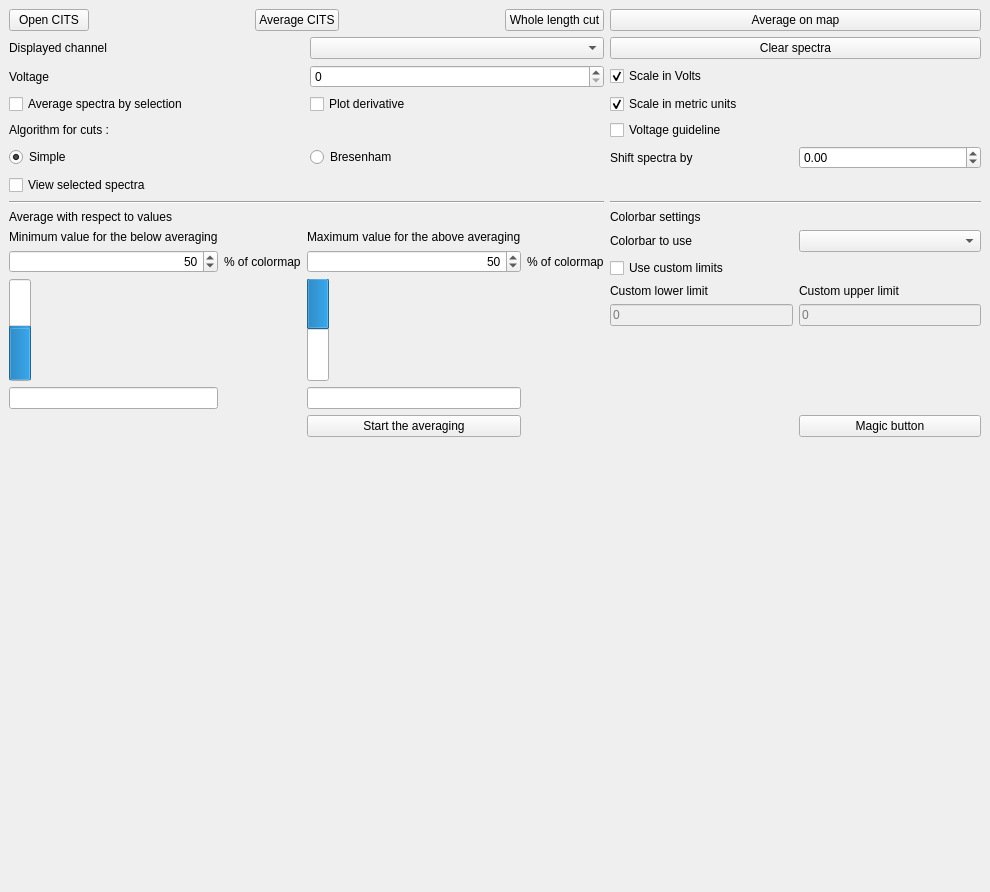
Old version of the form ui_citswidget.ui in the repository cea-lateqs/STMapy.
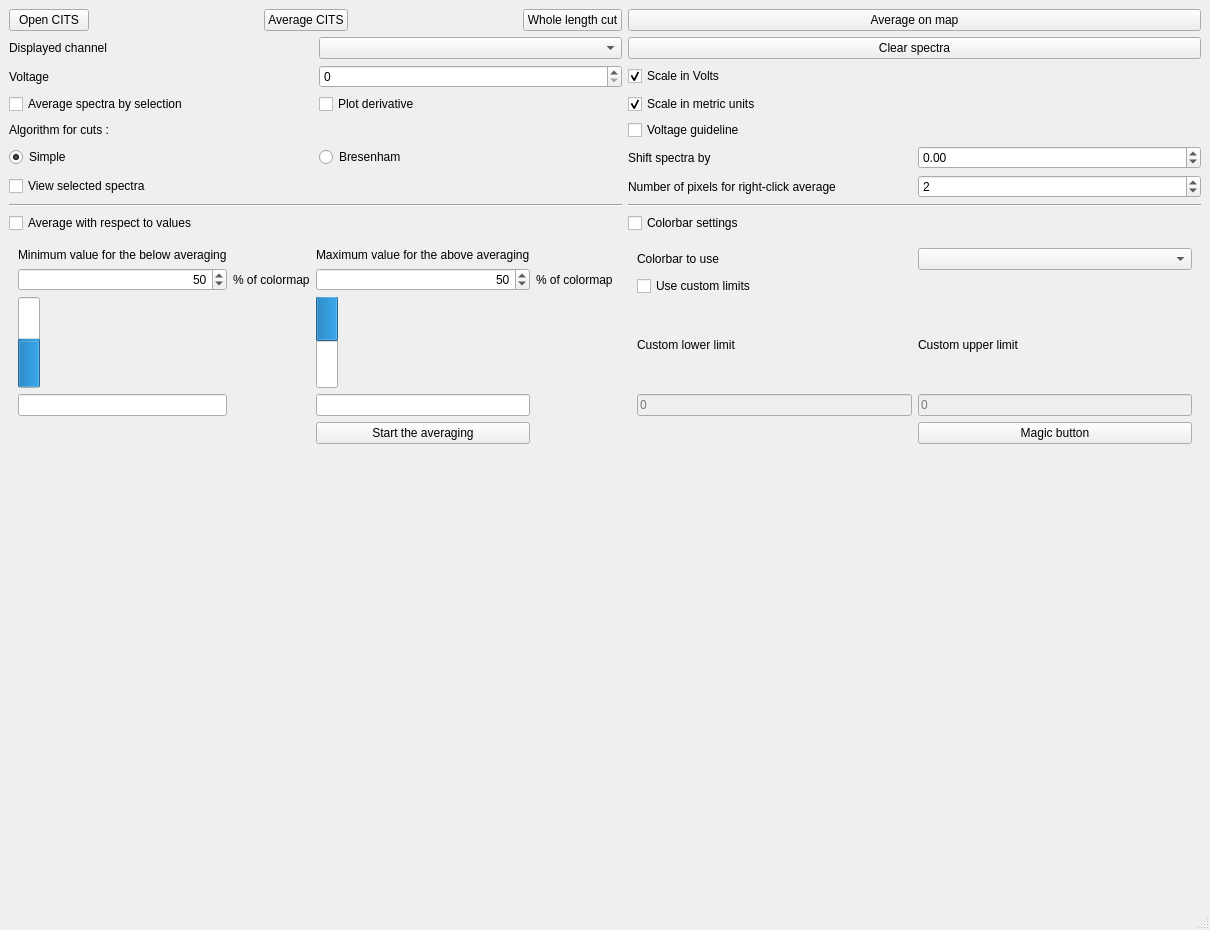
New version of the form. Custom widgets are drawn as their Qt base class.

Commit message:
Commit avant Aussois
Citswidget is now a Mainwindow with hiding subwidgets
Reading of topo now works for txt files saved by Gwyddion
The current is now properly treated in nA in every aspect (extractSlope, curves...)
Possible now to average over a rectangle of chosen width by right-clicking on the map

The edit to the form file:
```diff
--- a/ui_citswidget.ui
+++ b/ui_citswidget.ui
@@ -1,13 +1,13 @@
 <?xml version="1.0" encoding="UTF-8"?>
 <ui version="4.0">
  <class>CitsWidget</class>
- <widget class="QDockWidget" name="CitsWidget">
+ <widget class="QMainWindow" name="CitsWidget">
   <property name="geometry">
    <rect>
     <x>0</x>
     <y>0</y>
-    <width>990</width>
-    <height>892</height>
+    <width>1210</width>
+    <height>929</height>
    </rect>
   </property>
   <property name="windowTitle">
@@ -15,7 +15,7 @@
   </property>
   <widget class="QWidget" name="dockWidgetContents">
    <layout class="QGridLayout" name="gridLayout_2">
-    <item row="0" column="2">
+    <item row="0" column="0">
      <layout class="QHBoxLayout" name="horizontalLayout">
       <item>
        <widget class="QPushButton" name="m_openButton">
@@ -66,74 +66,14 @@
       </item>
      </layout>
     </item>
-    <item row="8" column="2">
-     <widget class="Line" name="line">
-      <property name="orientation">
-       <enum>Qt::Horizontal</enum>
-      </property>
-     </widget>
-    </item>
-    <item row="0" column="3">
+    <item row="0" column="1">
      <widget class="QPushButton" name="m_avgSpec">
       <property name="text">
        <string>Average on map</string>
       </property>
      </widget>
     </item>
-    <item row="10" column="2">
-     <widget class="QLabel" name="label_2">
-      <property name="text">
-       <string>Average with respect to values</string>
-      </property>
-     </widget>
-    </item>
-    <item row="6" column="2">
-     <layout class="QHBoxLayout" name="horizontalLayout_6">
-      <item>
-       <widget class="QRadioButton" name="m_simpleCutsButton">
-        <property name="text">
-         <string>Simple</string>
-        </property>
-        <property name="checked">
-         <bool>true</bool>
-        </property>
-       </widget>
-      </item>
-      <item>
-       <widget class="QRadioButton" name="m_bresenhamCutsButton">
-        <property name="text">
-         <string>Bresenham</string>
-        </property>
-       </widget>
-      </item>
-     </layout>
-    </item>
-    <item row="3" column="2">
-     <layout class="QHBoxLayout" name="horizontalLayout_3">
-      <item>
-       <widget class="QCheckBox" name="m_avgBox">
-        <property name="text">
-         <string>Average spectra by selection</string>
-        </property>
-       </widget>
-      </item>
-      <item>
-       <widget class="QCheckBox" name="m_derivBox">
-        <property name="text">
-         <string>Plot derivative</string>
-        </property>
-       </widget>
-      </item>
-     </layout>
-    </item>
-    <item row="1" column="3">
-     <widget class="QPushButton" name="m_clearSpec">
-      <property name="text">
-       <string>Clear spectra</string>
-      </property>
-     </widget>
-    </item>
-    <item row="1" column="2">
+    <item row="1" column="0">
      <layout class="QHBoxLayout" name="horizontalLayout_2">
       <property name="sizeConstraint">
        <enum>QLayout::SetDefaultConstraint</enum>
@@ -150,148 +90,14 @@
       </item>
      </layout>
     </item>
-    <item row="13" column="2">
-     <layout class="QVBoxLayout" name="map_layout">
-      <property name="leftMargin">
-       <number>0</number>
+    <item row="1" column="1">
+     <widget class="QPushButton" name="m_clearSpec">
+      <property name="text">
+       <string>Clear spectra</string>
       </property>
-      <property name="topMargin">
-       <number>0</number>
-      </property>
-      <item>
-       <widget class="MatplotlibWidget" name="m_mapWidget">
-        <property name="minimumSize">
-         <size>
-          <width>440</width>
-          <height>440</height>
-         </size>
-        </property>
-       </widget>
-      </item>
-     </layout>
+     </widget>
     </item>
-    <item row="13" column="3">
-     <layout class="QVBoxLayout" name="spec_layout">
-      <property name="sizeConstraint">
-       <enum>QLayout::SetDefaultConstraint</enum>
-      </property>
-      <property name="leftMargin">
-       <number>0</number>
-      </property>
-      <item>
-       <widget class="MatplotlibWidget" name="m_specWidget"/>
-      </item>
-     </layout>
-    </item>
-    <item row="11" column="2">
-     <layout class="QGridLayout" name="gridLayout">
-      <item row="1" column="0">
-       <widget class="QSpinBox" name="m_belowBox">
-        <property name="alignment">
-         <set>Qt::AlignRight|Qt::AlignTrailing|Qt::AlignVCenter</set>
-        </property>
-        <property name="maximum">
-         <number>100</number>
-        </property>
-        <property name="value">
-         <number>50</number>
-        </property>
-       </widget>
-      </item>
-      <item row="1" column="3">
-       <widget class="QLabel" name="label_6">
-        <property name="text">
-         <string>% of colormap</string>
-        </property>
-       </widget>
-      </item>
-      <item row="1" column="2">
-       <widget class="QSpinBox" name="m_aboveBox">
-        <property name="alignment">
-         <set>Qt::AlignRight|Qt::AlignTrailing|Qt::AlignVCenter</set>
-        </property>
-        <property name="maximum">
-         <number>100</number>
-        </property>
-        <property name="value">
-         <number>50</number>
-        </property>
-       </widget>
-      </item>
-      <item row="0" column="0">
-       <widget class="QLabel" name="label_3">
-        <property name="text">
-         <string>Minimum value for the below averaging</string>
-        </property>
-       </widget>
-      </item>
-      <item row="2" column="2">
-       <widget class="QProgressBar" name="m_aboveBar">
-        <property name="value">
-         <number>50</number>
-        </property>
-        <property name="textVisible">
-         <bool>false</bool>
-        </property>
-        <property name="orientation">
-         <enum>Qt::Vertical</enum>
-        </property>
-        <property name="invertedAppearance">
-         <bool>true</bool>
-        </property>
-       </widget>
-      </item>
-      <item row="2" column="0">
-       <widget class="QProgressBar" name="m_belowBar">
-        <property name="value">
-         <number>50</number>
-        </property>
-        <property name="textVisible">
-         <bool>false</bool>
-        </property>
-        <property name="orientation">
-         <enum>Qt::Vertical</enum>
-        </property>
-       </widget>
-      </item>
-      <item row="0" column="2">
-       <widget class="QLabel" name="label_4">
-        <property name="text">
-         <string>Maximum value for the above averaging</string>
-        </property>
-       </widget>
-      </item>
-      <item row="5" column="2">
-       <widget class="QPushButton" name="m_avgVButton">
-        <property name="text">
-         <string>Start the averaging</string>
-        </property>
-       </widget>
-      </item>
-      <item row="1" column="1">
-       <widget class="QLabel" name="label_5">
-        <property name="text">
-         <string>% of colormap</string>
-        </property>
-       </widget>
-      </item>
-      <item row="3" column="0">
-       <widget class="QLineEdit" name="m_belowLine">
-        <property name="readOnly">
-         <bool>true</bool>
-        </property>
-       </widget>
-      </item>
-      <item row="3" column="2">
-       <widget class="QLineEdit" name="m_aboveLine">
-        <property name="readOnly">
-         <bool>true</bool>
-        </property>
-       </widget>
-      </item>
-     </layout>
-    </item>
-    <item row="2" column="2">
+    <item row="2" column="0">
      <layout class="QHBoxLayout" name="horizontalLayout_4">
       <item>
        <widget class="QLabel" name="label">
@@ -309,7 +115,7 @@
       </item>
      </layout>
     </item>
-    <item row="2" column="3">
+    <item row="2" column="1">
      <widget class="QCheckBox" name="m_scaleVoltage">
       <property name="text">
        <string>Scale in Volts</string>
@@ -319,7 +125,25 @@
       </property>
      </widget>
     </item>
-    <item row="3" column="3">
+    <item row="3" column="0">
+     <layout class="QHBoxLayout" name="horizontalLayout_3">
+      <item>
+       <widget class="QCheckBox" name="m_avgBox">
+        <property name="text">
+         <string>Average spectra by selection</string>
+        </property>
+       </widget>
+      </item>
+      <item>
+       <widget class="QCheckBox" name="m_derivBox">
+        <property name="text">
+         <string>Plot derivative</string>
+        </property>
+       </widget>
+      </item>
+     </layout>
+    </item>
+    <item row="3" column="1">
      <widget class="QCheckBox" name="m_scaleMetric">
       <property name="text">
        <string>Scale in metric units</string>
@@ -329,139 +153,35 @@
       </property>
      </widget>
     </item>
-    <item row="5" column="2">
+    <item row="4" column="0">
      <widget class="QLabel" name="label_8">
       <property name="text">
        <string>Algorithm for cuts :</string>
       </property>
      </widget>
     </item>
-    <item row="5" column="3">
-     <widget class="QCheckBox" name="m_vLineBox">
-      <property name="text">
-       <string>Voltage guideline</string>
-      </property>
-     </widget>
-    </item>
-    <item row="7" column="2">
-     <widget class="QCheckBox" name="m_viewSelectedBox">
-      <property name="text">
-       <string>View selected spectra</string>
-      </property>
-     </widget>
-    </item>
-    <item row="8" column="3">
-     <widget class="Line" name="line_2">
-      <property name="orientation">
-       <enum>Qt::Horizontal</enum>
-      </property>
-     </widget>
-    </item>
-    <item row="11" column="3">
-     <layout class="QGridLayout" name="gridLayout_3">
-      <item row="0" column="1">
-       <widget class="QComboBox" name="m_colorBarBox"/>
-      </item>
-      <item row="2" column="0">
-       <widget class="QLabel" name="label_11">
-        <property name="sizePolicy">
-         <sizepolicy hsizetype="Preferred" vsizetype="Preferred">
-          <horstretch>0</horstretch>
-          <verstretch>0</verstretch>
-         </sizepolicy>
-        </property>
+    <item row="5" column="0">
+     <layout class="QHBoxLayout" name="horizontalLayout_6">
+      <item>
+       <widget class="QRadioButton" name="m_simpleCutsButton">
         <property name="text">
-         <string>Custom lower limit</string>
+         <string>Simple</string>
         </property>
-        <property name="alignment">
-         <set>Qt::AlignLeading|Qt::AlignLeft|Qt::AlignVCenter</set>
+        <property name="checked">
+         <bool>true</bool>
         </property>
        </widget>
       </item>
-      <item row="1" column="0">
-       <widget class="QCheckBox" name="m_cbarCustomCheckbox">
+      <item>
+       <widget class="QRadioButton" name="m_bresenhamCutsButton">
         <property name="text">
-         <string>Use custom limits</string>
-        </property>
-       </widget>
-      </item>
-      <item row="0" column="0">
-       <widget class="QLabel" name="label_10">
-        <property name="text">
-         <string>Colorbar to use</string>
-        </property>
-       </widget>
-      </item>
-      <item row="2" column="1">
-       <widget class="QLabel" name="label_12">
-        <property name="text">
-         <string>Custom upper limit</string>
-        </property>
-       </widget>
-      </item>
-      <item row="5" column="1">
-       <spacer name="verticalSpacer_2">
-        <property name="orientation">
-         <enum>Qt::Vertical</enum>
-        </property>
-        <property name="sizeHint" stdset="0">
-         <size>
-          <width>20</width>
-          <height>40</height>
-         </size>
-        </property>
-       </spacer>
-      </item>
-      <item row="3" column="0">
-       <widget class="QLineEdit" name="m_cbarLowerBox">
-        <property name="enabled">
-         <bool>false</bool>
-        </property>
-        <property name="placeholderText">
-         <string>0</string>
-        </property>
-       </widget>
-      </item>
-      <item row="3" column="1">
-       <widget class="QLineEdit" name="m_cbarUpperBox">
-        <property name="enabled">
-         <bool>false</bool>
-        </property>
-        <property name="placeholderText">
-         <string>0</string>
-        </property>
-       </widget>
-      </item>
-      <item row="5" column="0">
-       <spacer name="verticalSpacer">
-        <property name="orientation">
-         <enum>Qt::Vertical</enum>
-        </property>
-        <property name="sizeHint" stdset="0">
-         <size>
-          <width>20</width>
-          <height>40</height>
-         </size>
-        </property>
-       </spacer>
-      </item>
-      <item row="6" column="1">
-       <widget class="QPushButton" name="m_magicButton">
-        <property name="text">
-         <string>Magic button</string>
+         <string>Bresenham</string>
         </property>
        </widget>
       </item>
      </layout>
     </item>
-    <item row="10" column="3">
-     <widget class="QLabel" name="label_9">
-      <property name="text">
-       <string>Colorbar settings</string>
-      </property>
-     </widget>
-    </item>
-    <item row="6" column="3">
+    <item row="5" column="1">
      <layout class="QHBoxLayout" name="horizontalLayout_5">
       <item>
        <widget class="QLabel" name="label_13">
@@ -485,8 +205,298 @@
       </item>
      </layout>
     </item>
+    <item row="6" column="0">
+     <widget class="QCheckBox" name="m_viewSelectedBox">
+      <property name="text">
+       <string>View selected spectra</string>
+      </property>
+     </widget>
+    </item>
+    <item row="7" column="0">
+     <widget class="Line" name="line">
+      <property name="orientation">
+       <enum>Qt::Horizontal</enum>
+      </property>
+     </widget>
+    </item>
+    <item row="7" column="1">
+     <widget class="Line" name="line_2">
+      <property name="orientation">
+       <enum>Qt::Horizontal</enum>
+      </property>
+     </widget>
+    </item>
+    <item row="8" column="0">
+     <widget class="QCheckBox" name="m_avgCheckBox">
+      <property name="text">
+       <string>Average with respect to values</string>
+      </property>
+     </widget>
+    </item>
+    <item row="8" column="1">
+     <widget class="QCheckBox" name="m_cbarCheckBox">
+      <property name="text">
+       <string>Colorbar settings</string>
+      </property>
+     </widget>
+    </item>
+    <item row="9" column="0">
+     <widget class="QWidget" name="m_avgWidget" native="true">
+      <layout class="QGridLayout" name="gridLayout_3">
+       <item row="3" column="0">
+        <widget class="QLineEdit" name="m_belowLine">
+         <property name="readOnly">
+          <bool>true</bool>
+         </property>
+        </widget>
+       </item>
+       <item row="4" column="2">
+        <widget class="QPushButton" name="m_avgVButton">
+         <property name="text">
+          <string>Start the averaging</string>
+         </property>
+        </widget>
+       </item>
+       <item row="0" column="2">
+        <widget class="QLabel" name="label_4">
+         <property name="text">
+          <string>Maximum value for the above averaging</string>
+         </property>
+        </widget>
+       </item>
+       <item row="2" column="2">
+        <widget class="QProgressBar" name="m_aboveBar">
+         <property name="value">
+          <number>50</number>
+         </property>
+         <property name="textVisible">
+          <bool>false</bool>
+         </property>
+         <property name="orientation">
+          <enum>Qt::Vertical</enum>
+         </property>
+         <property name="invertedAppearance">
+          <bool>true</bool>
+         </property>
+        </widget>
+       </item>
+       <item row="2" column="0">
+        <widget class="QProgressBar" name="m_belowBar">
+         <property name="value">
+          <number>50</number>
+         </property>
+         <property name="textVisible">
+          <bool>false</bool>
+         </property>
+         <property name="orientation">
+          <enum>Qt::Vertical</enum>
+         </property>
+        </widget>
+       </item>
+       <item row="0" column="0">
+        <widget class="QLabel" name="label_3">
+         <property name="text">
+          <string>Minimum value for the below averaging</string>
+         </property>
+        </widget>
+       </item>
+       <item row="1" column="3">
+        <widget class="QLabel" name="label_6">
+         <property name="text">
+          <string>% of colormap</string>
+         </property>
+        </widget>
+       </item>
+       <item row="1" column="2">
+        <widget class="QSpinBox" name="m_aboveBox">
+         <property name="alignment">
+          <set>Qt::AlignRight|Qt::AlignTrailing|Qt::AlignVCenter</set>
+         </property>
+         <property name="maximum">
+          <number>100</number>
+         </property>
+         <property name="value">
+          <number>50</number>
+         </property>
+        </widget>
+       </item>
+       <item row="1" column="1">
+        <widget class="QLabel" name="label_5">
+         <property name="text">
+          <string>% of colormap</string>
+         </property>
+        </widget>
+       </item>
+       <item row="1" column="0">
+        <widget class="QSpinBox" name="m_belowBox">
+         <property name="alignment">
+          <set>Qt::AlignRight|Qt::AlignTrailing|Qt::AlignVCenter</set>
+         </property>
+         <property name="maximum">
+          <number>100</number>
+         </property>
+         <property name="value">
+          <number>50</number>
+         </property>
+        </widget>
+       </item>
+       <item row="3" column="2">
+        <widget class="QLineEdit" name="m_aboveLine">
+         <property name="readOnly">
+          <bool>true</bool>
+         </property>
+        </widget>
+       </item>
+      </layout>
+     </widget>
+    </item>
+    <item row="9" column="1">
+     <widget class="QWidget" name="m_cbarWidget" native="true">
+      <layout class="QGridLayout" name="gridLayout">
+       <item row="1" column="0">
+        <widget class="QCheckBox" name="m_cbarCustomCheckbox">
+         <property name="text">
+          <string>Use custom limits</string>
+         </property>
+        </widget>
+       </item>
+       <item row="2" column="1">
+        <widget class="QLabel" name="label_12">
+         <property name="text">
+          <string>Custom upper limit</string>
+         </property>
+        </widget>
+       </item>
+       <item row="3" column="1">
+        <widget class="QLineEdit" name="m_cbarUpperBox">
+         <property name="enabled">
+          <bool>false</bool>
+         </property>
+         <property name="placeholderText">
+          <string>0</string>
+         </property>
+        </widget>
+       </item>
+       <item row="2" column="0">
+        <widget class="QLabel" name="label_11">
+         <property name="sizePolicy">
+          <sizepolicy hsizetype="Preferred" vsizetype="Preferred">
+           <horstretch>0</horstretch>
+           <verstretch>0</verstretch>
+          </sizepolicy>
+         </property>
+         <property name="text">
+          <string>Custom lower limit</string>
+         </property>
+         <property name="alignment">
+          <set>Qt::AlignLeading|Qt::AlignLeft|Qt::AlignVCenter</set>
+         </property>
+        </widget>
+       </item>
+       <item row="3" column="0">
+        <widget class="QLineEdit" name="m_cbarLowerBox">
+         <property name="enabled">
+          <bool>false</bool>
+         </property>
+         <property name="placeholderText">
+          <string>0</string>
+         </property>
+        </widget>
+       </item>
+       <item row="0" column="0">
+        <widget class="QLabel" name="label_10">
+         <property name="text">
+          <string>Colorbar to use</string>
+         </property>
+        </widget>
+       </item>
+       <item row="0" column="1">
+        <widget class="QComboBox" name="m_colorBarBox"/>
+       </item>
+       <item row="4" column="1">
+        <widget class="QPushButton" name="m_magicButton">
+         <property name="text">
+          <string>Magic button</string>
+         </property>
+        </widget>
+       </item>
+      </layout>
+     </widget>
+    </item>
+    <item row="10" column="0">
+     <layout class="QVBoxLayout" name="map_layout">
+      <property name="leftMargin">
+       <number>0</number>
+      </property>
+      <property name="topMargin">
+       <number>0</number>
+      </property>
+      <item>
+       <widget class="MatplotlibWidget" name="m_mapWidget">
+        <property name="minimumSize">
+         <size>
+          <width>440</width>
+          <height>440</height>
+         </size>
+        </property>
+       </widget>
+      </item>
+     </layout>
+    </item>
+    <item row="10" column="1">
+     <layout class="QVBoxLayout" name="spec_layout">
+      <property name="sizeConstraint">
+       <enum>QLayout::SetDefaultConstraint</enum>
+      </property>
+      <property name="leftMargin">
+       <number>0</number>
+      </property>
+      <item>
+       <widget class="MatplotlibWidget" name="m_specWidget"/>
+      </item>
+     </layout>
+    </item>
+    <item row="4" column="1">
+     <widget class="QCheckBox" name="m_vLineBox">
+      <property name="text">
+       <string>Voltage guideline</string>
+      </property>
+     </widget>
+    </item>
+    <item row="6" column="1">
+     <layout class="QHBoxLayout" name="horizontalLayout_7">
+      <item>
+       <widget class="QLabel" name="label_2">
+        <property name="text">
+         <string>Number of pixels for right-click average</string>
+        </property>
+       </widget>
+      </item>
+      <item>
+       <widget class="QSpinBox" name="m_rcAvgBox">
+        <property name="maximum">
+         <number>100</number>
+        </property>
+        <property name="value">
+         <number>2</number>
+        </property>
+       </widget>
+      </item>
+     </layout>
+    </item>
    </layout>
   </widget>
+  <widget class="QMenuBar" name="menubar">
+   <property name="geometry">
+    <rect>
+     <x>0</x>
+     <y>0</y>
+     <width>1210</width>
+     <height>21</height>
+    </rect>
+   </property>
+  </widget>
+  <widget class="QStatusBar" name="statusbar"/>
  </widget>
  <customwidgets>
   <customwidget>
```
Left out of the diff: 2 changed lines with no effect on the pictures. The commit also changes 2 other files.
